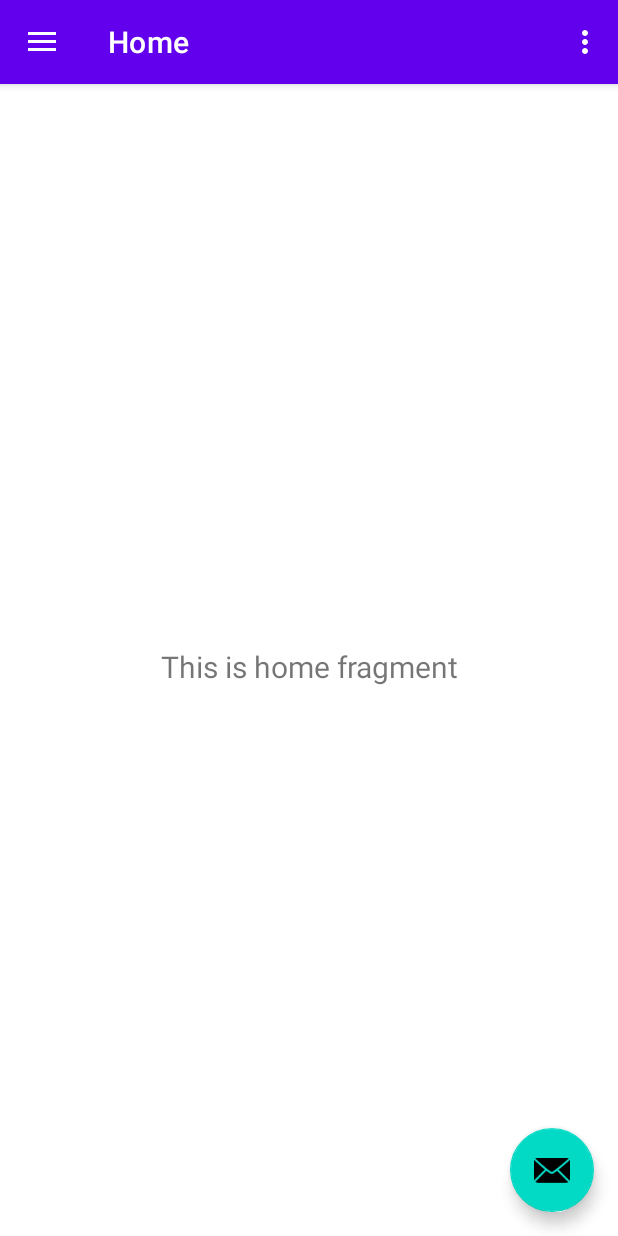
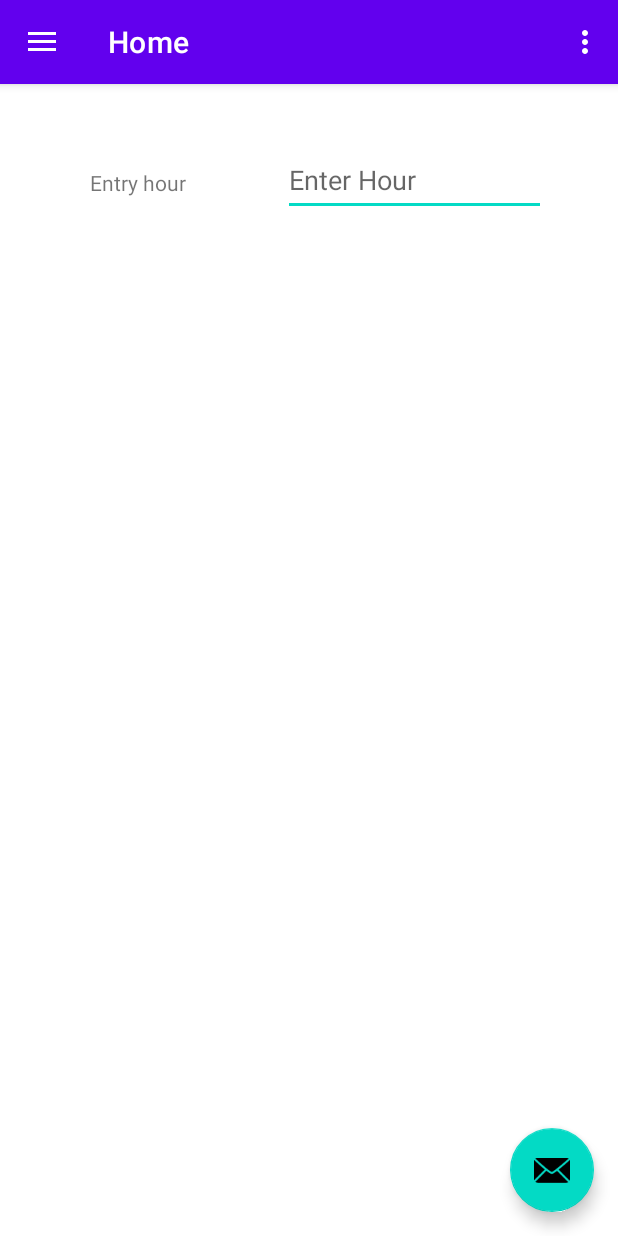
Before and after one commit to totopoloco/android_hours, an Android app: the screen it shows after launch (MainActivity), on a phone screen of 412 x 824 dp. Run offline under Robolectric (Android 15) with nearby library versions, the phone set to English and light mode, and no system bars; our stand-ins replace navigation-ui; 1 statement that could not run was skipped.

Commit message:
none On the works of my first Android application

```diff
--- a/app/src/main/java/at/mavila/android/hours/MainActivity.java
+++ b/app/src/main/java/at/mavila/android/hours/MainActivity.java
@@ -3,7 +3,6 @@ package at.mavila.android.hours;
 import android.os.Bundle;
 import android.view.Menu;
 import android.view.View;
-
 import androidx.appcompat.app.AppCompatActivity;
 import androidx.appcompat.widget.Toolbar;
 import androidx.drawerlayout.widget.DrawerLayout;
@@ -11,26 +10,27 @@ import androidx.navigation.NavController;
 import androidx.navigation.Navigation;
 import androidx.navigation.ui.AppBarConfiguration;
 import androidx.navigation.ui.NavigationUI;
-
+import at.mavila.android.hours.databinding.ActivityMainBinding;
 import com.google.android.material.navigation.NavigationView;
 import com.google.android.material.snackbar.Snackbar;
-
-import at.mavila.android.hours.databinding.ActivityMainBinding;
 
 public class MainActivity extends AppCompatActivity {
 
     private AppBarConfiguration mAppBarConfiguration;
 
     @Override
-    protected void onCreate(Bundle savedInstanceState) {
+    protected void onCreate(final Bundle savedInstanceState) {
 
+      //Call the super class onCreate to complete the creation of activity like
         super.onCreate(savedInstanceState);
 
+      // Inflate the layout using the view binding and set the content view
         final ActivityMainBinding binding = ActivityMainBinding.inflate(getLayoutInflater());
         setContentView(binding.getRoot());
         setSupportActionBar(getToolbar(binding));
 
 
+      // Set the floating action button to show a snack bar
         binding.appBarMain.fab.setOnClickListener(view -> getSnackbar(view).show());
         // Passing each menu ID as a set of Ids because each
         // menu should be considered as top level destinations.
@@ -42,7 +42,7 @@ public class MainActivity extends AppCompatActivity {
         return binding.appBarMain.toolbar;
     }
 
-    private static Snackbar getSnackbar(View view) {
+  private static Snackbar getSnackbar(final View view) {
         return Snackbar.make(view, "Replace with your own action", Snackbar.LENGTH_LONG)
                 .setAction("Action", null)
                 .setAnchorView(R.id.fab);
--- a/app/src/main/java/at/mavila/android/hours/ui/home/HomeFragment.java
+++ b/app/src/main/java/at/mavila/android/hours/ui/home/HomeFragment.java
@@ -1,37 +1,76 @@
 package at.mavila.android.hours.ui.home;
 
 import android.os.Bundle;
+import android.text.Editable;
+import android.text.TextWatcher;
+import android.util.Log;
 import android.view.LayoutInflater;
 import android.view.View;
 import android.view.ViewGroup;
-import android.widget.TextView;
-
 import androidx.annotation.NonNull;
 import androidx.fragment.app.Fragment;
 import androidx.lifecycle.ViewModelProvider;
-
+import at.mavila.android.hours.R;
 import at.mavila.android.hours.databinding.FragmentHomeBinding;
+import org.apache.commons.lang3.StringUtils;
 
 public class HomeFragment extends Fragment {
 
   private FragmentHomeBinding binding;
 
-    public View onCreateView(@NonNull LayoutInflater inflater,
-                             ViewGroup container, Bundle savedInstanceState) {
-        HomeViewModel homeViewModel =
-                new ViewModelProvider(this).get(HomeViewModel.class);
+  public View onCreateView(@NonNull final LayoutInflater layoutInflater,
+                           final ViewGroup viewGroup,
+                           final Bundle bundle) {
 
-        binding = FragmentHomeBinding.inflate(inflater, container, false);
-        View root = binding.getRoot();
+    HomeViewModel homeViewModel = getHomeViewModel();
+    this.binding = FragmentHomeBinding.inflate(layoutInflater, viewGroup, false);
+    View root = this.binding.getRoot();
+    binding.entryHour.setText(String.valueOf(homeViewModel.getEntryHour().getValue()));
 
-        final TextView textView = binding.textHome;
-        homeViewModel.getText().observe(getViewLifecycleOwner(), textView::setText);
+    binding.entryHour.addTextChangedListener(new TextWatcher() {
+      @Override
+      public void beforeTextChanged(CharSequence s, int start, int count, int after) {
+        Log.d("HomeFragment", "beforeTextChanged");
+      }
+
+      @Override
+      public void onTextChanged(CharSequence charSequence, int start, int before, int count) {
+
+        if (StringUtils.isBlank(charSequence)) {
+          return;
+        }
+
+        try {
+          int value = Integer.parseInt(charSequence.toString());
+
+          if (value < 0 || value > 24) {
+            binding.entryHour.setError(getString(R.string.invalid_value));
+          }
+
+          homeViewModel.getEntryHour().setValue(value);
+        } catch (NumberFormatException e) {
+          Log.e("HomeFragment", "Invalid number format", e);
+        }
+      }
+
+      @Override
+      public void afterTextChanged(Editable s) {
+        Log.d("HomeFragment", "afterTextChanged");
+      }
+    });
+
+
     return root;
+  }
+
+
+  private HomeViewModel getHomeViewModel() {
+    return new ViewModelProvider(this).get(HomeViewModel.class);
   }
 
   @Override
   public void onDestroyView() {
     super.onDestroyView();
-        binding = null;
+    this.binding = null;
   }
 }
--- a/app/src/main/java/at/mavila/android/hours/ui/home/HomeViewModel.java
+++ b/app/src/main/java/at/mavila/android/hours/ui/home/HomeViewModel.java
@@ -1,19 +1,12 @@
 package at.mavila.android.hours.ui.home;
 
-import androidx.lifecycle.LiveData;
 import androidx.lifecycle.MutableLiveData;
 import androidx.lifecycle.ViewModel;
+import lombok.Getter;
 
+@Getter
 public class HomeViewModel extends ViewModel {
-
-    private final MutableLiveData<String> mText;
-
-    public HomeViewModel() {
-        mText = new MutableLiveData<>();
-        mText.setValue("This is home fragment");
-    }
-
-    public LiveData<String> getText() {
-        return mText;
-    }
+  private final MutableLiveData<Integer> entryHour = new MutableLiveData<>(9);
+  private final MutableLiveData<Integer> lunchHour = new MutableLiveData<>(13);
+  private final MutableLiveData<Integer> breakTime = new MutableLiveData<>(30);
 }
--- a/app/src/main/res/layout/fragment_home.xml
+++ b/app/src/main/res/layout/fragment_home.xml
@@ -7,16 +7,27 @@
     tools:context=".ui.home.HomeFragment">
 
     <TextView
-        android:id="@+id/text_home"
-        android:layout_width="match_parent"
-        android:layout_height="wrap_content"
-        android:layout_marginStart="8dp"
-        android:layout_marginTop="8dp"
-        android:layout_marginEnd="8dp"
-        android:textAlignment="center"
-        android:textSize="20sp"
-        app:layout_constraintBottom_toBottomOf="parent"
-        app:layout_constraintEnd_toEndOf="parent"
-        app:layout_constraintStart_toStartOf="parent"
-        app:layout_constraintTop_toTopOf="parent" />
+            android:id="@+id/labelEntryHour"
+            android:layout_width="wrap_content"
+            android:layout_height="wrap_content"
+            android:text="@string/entry_hour"
+            android:layout_marginTop="56dp"
+            app:layout_constraintEnd_toStartOf="@+id/entryHour"
+            app:layout_constraintTop_toTopOf="parent"
+            android:layout_marginEnd="64dp" />
+
+    <EditText
+            android:id="@+id/entryHour"
+            android:layout_width="175dp"
+            android:layout_height="wrap_content"
+            android:minHeight="48dp"
+            android:ems="10"
+            android:inputType="number"
+            android:layout_marginTop="40dp"
+            android:hint="@string/enter_hour"
+            android:importantForAutofill="no"
+            app:layout_constraintEnd_toEndOf="parent"
+            app:layout_constraintTop_toTopOf="parent"
+            android:layout_marginEnd="48dp" />
+
 </androidx.constraintlayout.widget.ConstraintLayout>
--- a/app/src/main/res/values/strings.xml
+++ b/app/src/main/res/values/strings.xml
@@ -10,4 +10,7 @@
     <string name="menu_home">Home</string>
     <string name="menu_gallery">Gallery</string>
     <string name="menu_slideshow">Slideshow</string>
+    <string name="enter_hour">Enter Hour</string>
+    <string name="entry_hour">Entry hour</string>
+    <string name="invalid_value">Invalid value</string>
 </resources>
--- a/app/src/main/res/values/themes.xml
+++ b/app/src/main/res/values/themes.xml
@@ -1,4 +1,4 @@
-<resources xmlns:tools="http://schemas.android.com/tools">
+<resources>
     <!-- Base application theme. -->
     <style name="Theme.Hours" parent="Theme.MaterialComponents.DayNight.DarkActionBar">
         <!-- Primary brand color. -->
@@ -7,7 +7,7 @@
         <item name="colorOnPrimary">@color/white</item>
         <!-- Secondary brand color. -->
         <item name="colorSecondary">@color/teal_200</item>
-        <item name="colorSecondaryVariant">@color/teal_700</item>
+        <item name="colorSecondaryVariant">#737DB3</item>
         <item name="colorOnSecondary">@color/black</item>
         <!-- Status bar color. -->
         <item name="android:statusBarColor">?attr/colorPrimaryVariant</item>
--- a/gradle/libs.versions.toml
+++ b/gradle/libs.versions.toml
@@ -1,9 +1,12 @@
 [versions]
 agp = "8.5.0"
+commonsLang3 = "3.14.0"
 junit = "4.13.2"
 junitVersion = "1.1.5"
 espressoCore = "3.5.1"
 appcompat = "1.7.0"
+lombok = "1.18.32"
+lombokPlugin = "5.3.3.3"
 material = "1.12.0"
 constraintlayout = "2.1.4"
 lifecycleLivedataKtx = "2.8.2"
@@ -12,10 +15,13 @@ navigationFragment = "2.7.7"
 navigationUi = "2.7.7"
 
 [libraries]
+commons-lang3 = { module = "org.apache.commons:commons-lang3", version.ref = "commonsLang3" }
 junit = { group = "junit", name = "junit", version.ref = "junit" }
 ext-junit = { group = "androidx.test.ext", name = "junit", version.ref = "junitVersion" }
 espresso-core = { group = "androidx.test.espresso", name = "espresso-core", version.ref = "espressoCore" }
 appcompat = { group = "androidx.appcompat", name = "appcompat", version.ref = "appcompat" }
+lombok = { module = "org.projectlombok:lombok", version.ref = "lombok" }
+lombok-plugin = { module = "io.freefair.gradle:lombok-plugin", version.ref = "lombokPlugin" }
 material = { group = "com.google.android.material", name = "material", version.ref = "material" }
 constraintlayout = { group = "androidx.constraintlayout", name = "constraintlayout", version.ref = "constraintlayout" }
 lifecycle-livedata-ktx = { group = "androidx.lifecycle", name = "lifecycle-livedata-ktx", version.ref = "lifecycleLivedataKtx" }
```
Also changed, not shown: app/build.gradle (+9 -0 lines), app/src/main/java/at/mavila/android/hours/utils/Settings.java (added, +10 -0 lines), build.gradle (+10 -1 lines), 1 other file. Lines whose indentation alone changed are shown as unchanged.
